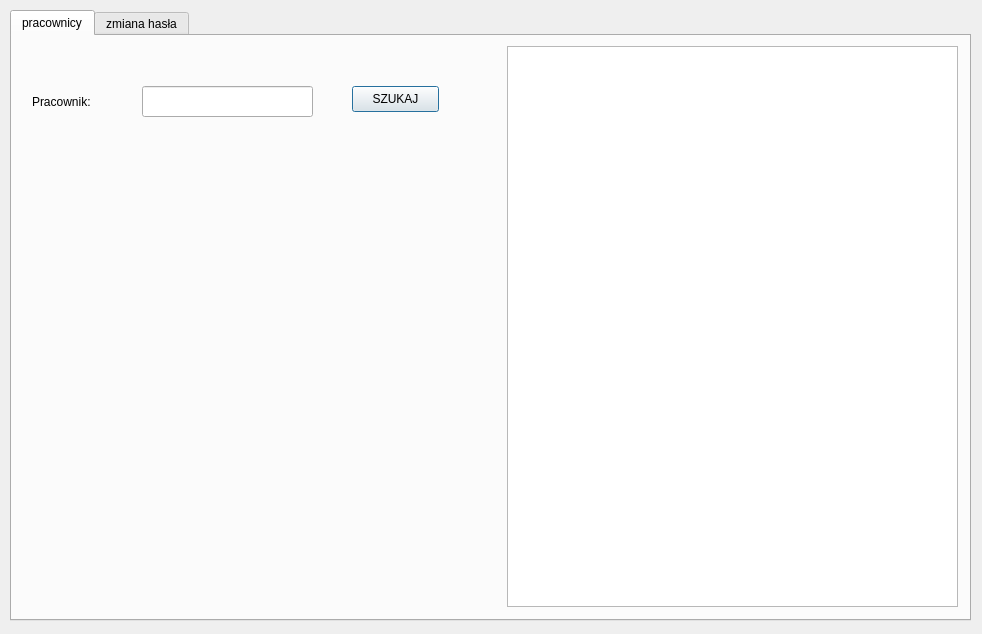
The window that program.ui (eKrzaczkowska/BazyDanych) describes before a commit, drawn with Qt 5.
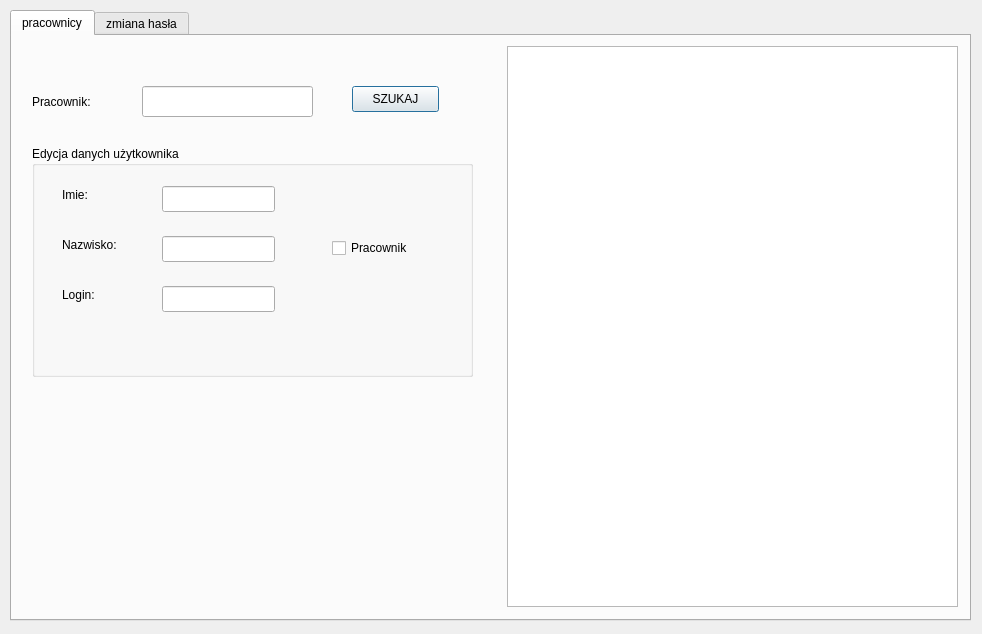
The same window after the commit. The open tabs and pages were chosen to show the change. Icons and pictures are not drawn.

The edit to the form file:
```diff
--- a/program.ui
+++ b/program.ui
@@ -81,6 +81,101 @@
       <string>SZUKAJ</string>
      </property>
     </widget>
+    <widget class="QGroupBox" name="boxEdycjaUzytkownik">
+     <property name="geometry">
+      <rect>
+       <x>20</x>
+       <y>110</y>
+       <width>441</width>
+       <height>231</height>
+      </rect>
+     </property>
+     <property name="title">
+      <string>Edycja danych użytkownika</string>
+     </property>
+     <widget class="QLabel" name="label_5">
+      <property name="geometry">
+       <rect>
+        <x>30</x>
+        <y>40</y>
+        <width>66</width>
+        <height>18</height>
+       </rect>
+      </property>
+      <property name="text">
+       <string>Imie:</string>
+      </property>
+     </widget>
+     <widget class="QLineEdit" name="txtPImie">
+      <property name="geometry">
+       <rect>
+        <x>130</x>
+        <y>40</y>
+        <width>113</width>
+        <height>26</height>
+       </rect>
+      </property>
+     </widget>
+     <widget class="QLineEdit" name="txtPNazwisko">
+      <property name="geometry">
+       <rect>
+        <x>130</x>
+        <y>90</y>
+        <width>113</width>
+        <height>26</height>
+       </rect>
+      </property>
+     </widget>
+     <widget class="QLabel" name="label_6">
+      <property name="geometry">
+       <rect>
+        <x>30</x>
+        <y>90</y>
+        <width>66</width>
+        <height>18</height>
+       </rect>
+      </property>
+      <property name="text">
+       <string>Nazwisko:</string>
+      </property>
+     </widget>
+     <widget class="QLineEdit" name="txtPLogin">
+      <property name="geometry">
+       <rect>
+        <x>130</x>
+        <y>140</y>
+        <width>113</width>
+        <height>26</height>
+       </rect>
+      </property>
+     </widget>
+     <widget class="QLabel" name="label_7">
+      <property name="geometry">
+       <rect>
+        <x>30</x>
+        <y>140</y>
+        <width>66</width>
+        <height>18</height>
+       </rect>
+      </property>
+      <property name="text">
+       <string>Login:</string>
+      </property>
+     </widget>
+     <widget class="QCheckBox" name="cbP">
+      <property name="geometry">
+       <rect>
+        <x>300</x>
+        <y>90</y>
+        <width>92</width>
+        <height>24</height>
+       </rect>
+      </property>
+      <property name="text">
+       <string>Pracownik</string>
+      </property>
+     </widget>
+    </widget>
    </widget>
    <widget class="QWidget" name="tabHaslo">
     <attribute name="icon">
```
Left out of the diff: 2 changed lines with no effect on the pictures.
